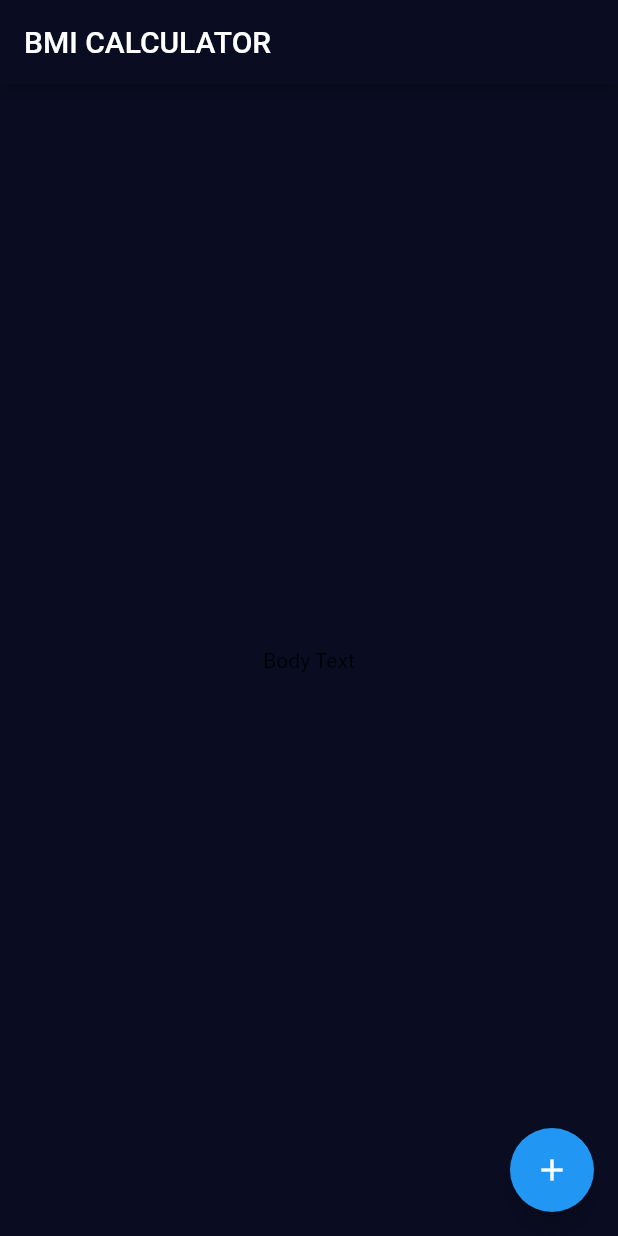
After one commit to MostafaAtef96/the_complete_app_by_appbrewery, a Flutter app: the InputPage screen opened directly, on a phone screen of 412 x 824 dp. The commit adds this screen. Run offline on Flutter 3.47's test engine with Material 2 defaults, Android fonts, the phone set to English and light mode, and no system bars; our stand-ins replace audioplayers, rflutter_alert.

Commit message:
Structure improvements and UI updates: :art: Improved the structure of the BMI Calculator. :lipstick: Changed the app theme of BMI Calculator.

```diff
--- /dev/null
+++ b/lib/bmi_calculator/input_page.dart
@@ -0,0 +1,29 @@
+import 'package:flutter/material.dart';
+
+class InputPage extends StatefulWidget {
+  @override
+  _InputPageState createState() => _InputPageState();
+}
+
+class _InputPageState extends State<InputPage> {
+  @override
+  Widget build(BuildContext context) {
+    return Theme(
+      data: ThemeData(
+        primaryColor: Color(0xFF0A0D22),
+        scaffoldBackgroundColor: Color(0xFF0A0D22),
+      ),
+      child: Scaffold(
+        appBar: AppBar(
+          title: Text('BMI CALCULATOR'),
+        ),
+        body: Center(
+          child: Text('Body Text'),
+        ),
+        floatingActionButton: FloatingActionButton(
+          child: Icon(Icons.add),
+        ),
+      ),
+    );
+  }
+}
```
Also changed, not shown: lib/bmi_calculator/main_screen.dart (+2 -14 lines).
